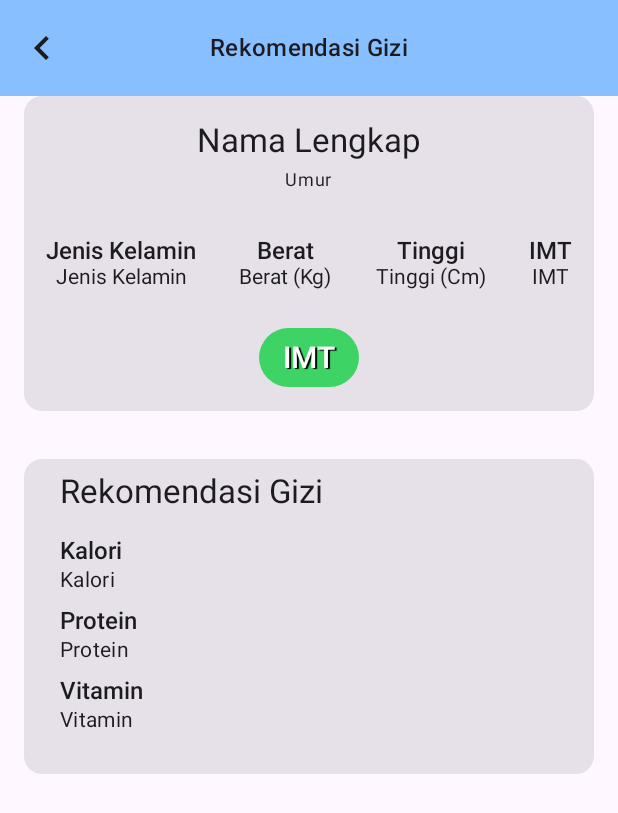
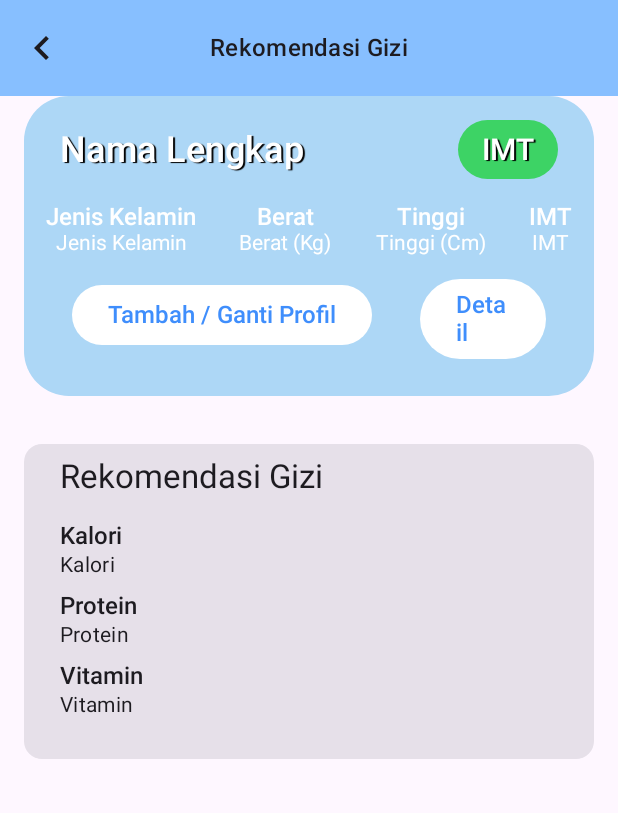
Before and after one commit to rdzee/Stunting_App_Capstone_Design_Bangkit, an Android app built with Jetpack Compose: the RecommendationScreen screen opened through its navigation route, on a phone screen of 412 x 824 dp. Shown: the top 813 px of the screen. Run offline under Robolectric (Android 15) with nearby library versions, the phone set to English and light mode, and no system bars; our stand-ins replace Firebase (no records; nobody signed in at launch, a user with empty details on screens opened directly), Room's generated code, constraintlayout-compose.

Commit message:
Add Home Screen Styling and Resources

```diff
--- a/app/src/main/java/com/littlegrow/capstone_project/model/FeatureData.kt
+++ b/app/src/main/java/com/littlegrow/capstone_project/model/FeatureData.kt
@@ -2,5 +2,6 @@ package com.littlegrow.capstone_project.model
 
 data class FeatureData(
     val id: String,
+    val featurePicture: Int,
     val featureName: String
 )
--- a/app/src/main/java/com/littlegrow/capstone_project/ui/components/item/FeatureItem.kt
+++ b/app/src/main/java/com/littlegrow/capstone_project/ui/components/item/FeatureItem.kt
@@ -1,18 +1,21 @@
 package com.littlegrow.capstone_project.ui.components.item
 
+import androidx.compose.foundation.Image
 import androidx.compose.foundation.background
 import androidx.compose.foundation.clickable
-import androidx.compose.foundation.layout.Arrangement
 import androidx.compose.foundation.layout.Column
 import androidx.compose.foundation.layout.padding
 import androidx.compose.foundation.layout.size
 import androidx.compose.foundation.shape.RoundedCornerShape
+import androidx.compose.material3.MaterialTheme
 import androidx.compose.material3.Text
 import androidx.compose.runtime.Composable
 import androidx.compose.ui.Alignment
 import androidx.compose.ui.Modifier
 import androidx.compose.ui.draw.shadow
 import androidx.compose.ui.graphics.Color
+import androidx.compose.ui.layout.ContentScale
+import androidx.compose.ui.res.painterResource
 import androidx.compose.ui.res.stringResource
 import androidx.compose.ui.text.style.TextAlign
 import androidx.compose.ui.tooling.preview.Preview
@@ -25,27 +28,33 @@ import com.littlegrow.capstone_project.ui.theme.Capstone_ProjectTheme
 fun FeatureItem(
     featureId: String,
     featureName: String,
+    picture: Int,
     navigateToChooseProfile: (String) -> Unit,
     modifier: Modifier = Modifier
 ) {
     Column(
         horizontalAlignment = Alignment.CenterHorizontally,
-        verticalArrangement = Arrangement.Center,
         modifier = modifier
             .shadow(10.dp, shape = RoundedCornerShape(10.dp))
-            .background(color = Color.LightGray)
-            .size(100.dp)
+            .background(color = Color.White)
             .padding(vertical = 8.dp)
             .clickable {
                 navigateToChooseProfile(featureId)
             }
     ) {
+        Image(
+            painter = painterResource(id = picture),
+            contentScale = ContentScale.FillWidth,
+            contentDescription = null,
+            modifier = modifier.size(125.dp)
+        )
         Text(
             text = featureName,
             textAlign = TextAlign.Center,
-            fontSize = 10.sp,
-            color = Color.DarkGray,
-            modifier = Modifier
+            fontSize = 16.sp,
+            maxLines = 2,
+            color = MaterialTheme.colorScheme.surface,
+            modifier = modifier.padding(top = 0.dp, start = 16.dp, bottom = 8.dp, end = 16.dp)
         )
     }
 }
@@ -59,7 +68,8 @@ fun FeatureItemPreview() {
         FeatureItem(
             featureId = "",
             navigateToChooseProfile = {},
-            featureName = stringResource(id = R.string.feature_recommendation)
+            featureName = stringResource(id = R.string.feature_recommendation),
+            picture = R.drawable.home_icon_1
         )
     }
 }
--- a/app/src/main/java/com/littlegrow/capstone_project/ui/components/item/ProfileItem.kt
+++ b/app/src/main/java/com/littlegrow/capstone_project/ui/components/item/ProfileItem.kt
@@ -1,7 +1,6 @@
 package com.littlegrow.capstone_project.ui.components.item
 
 import androidx.compose.foundation.background
-import androidx.compose.foundation.clickable
 import androidx.compose.foundation.layout.Arrangement
 import androidx.compose.foundation.layout.Box
 import androidx.compose.foundation.layout.Column
@@ -11,7 +10,10 @@ import androidx.compose.foundation.layout.fillMaxWidth
 import androidx.compose.foundation.layout.height
 import androidx.compose.foundation.layout.padding
 import androidx.compose.foundation.shape.RoundedCornerShape
+import androidx.compose.material3.Button
+import androidx.compose.material3.ButtonDefaults
 import androidx.compose.material3.Card
+import androidx.compose.material3.CardDefaults
 import androidx.compose.material3.MaterialTheme
 import androidx.compose.material3.Text
 import androidx.compose.runtime.Composable
@@ -37,49 +39,42 @@ import com.littlegrow.capstone_project.ui.theme.Capstone_ProjectTheme
 @Composable
 fun ProfileItem(
     name: String,
-    age: String,
     gender: String,
     weight: String,
     height: String,
     bmiResult: String,
     bmiIndex: String,
-    onClick: () -> Unit,
+    navigateToDetail: () -> Unit,
+    navigateToAdd: () -> Unit,
     modifier: Modifier = Modifier
 ) {
     Card(
+        colors = CardDefaults.cardColors(containerColor = MaterialTheme.colorScheme.tertiary),
         modifier = modifier
-            .clip(RoundedCornerShape(10.dp))
-            .height(210.dp)
-            .clickable {
-                onClick()
-            }
+            .clip(RoundedCornerShape(30.dp))
+            .height(200.dp)
     ) {
         ConstraintLayout(
             modifier = Modifier.fillMaxSize()
         ) {
-            val (nameRef, ageRef, bmiResultRef, dataRowRef) = createRefs()
+            val (nameRef, bmiResultRef, dataRowRef, buttonRef) = createRefs()
             Text(
                 text = name,
-                style = MaterialTheme.typography.titleLarge,
-                textAlign = TextAlign.Center,
+                style = TextStyle(
+                    fontSize = 24.sp,
+                    fontWeight = FontWeight.Medium,
+                    color = Color.White,
+                    textAlign = TextAlign.Center,
+                    shadow = Shadow(Color.Black, Offset(2f, 1f))
+                ),
                 modifier = Modifier
                     .constrainAs(nameRef) {
-                        start.linkTo(parent.start, 16.dp)
-                        end.linkTo(parent.end, 16.dp)
-                        top.linkTo(parent.top, 16.dp)
+                        start.linkTo(parent.start, 24.dp)
+                        top.linkTo(bmiResultRef.top)
+                        bottom.linkTo(bmiResultRef.bottom)
                         width = Dimension.fillToConstraints
                     }
 
-            )
-            Text(
-                text = age,
-                fontSize = 12.sp,
-                modifier = Modifier
-                    .constrainAs(ageRef) {
-                        top.linkTo(nameRef.bottom)
-                        start.linkTo(parent.start)
-                        end.linkTo(parent.end)
-                    }
             )
 
             Row(
@@ -88,8 +83,7 @@ fun ProfileItem(
                     .constrainAs(dataRowRef) {
                         start.linkTo(parent.start, 16.dp)
                         end.linkTo(parent.end, 16.dp)
-                        top.linkTo(ageRef.bottom)
-                        bottom.linkTo(bmiResultRef.top)
+                        top.linkTo(bmiResultRef.bottom, 16.dp)
                     }
                     .fillMaxWidth()
             ) {
@@ -119,9 +113,8 @@ fun ProfileItem(
                     )
                     .padding(horizontal = 16.dp, vertical = 8.dp)
                     .constrainAs(bmiResultRef) {
-                        start.linkTo(parent.start)
-                        end.linkTo(parent.end)
-                        bottom.linkTo(parent.bottom, 16.dp)
+                        top.linkTo(parent.top, 16.dp)
+                        end.linkTo(parent.end, 24.dp)
                     }
             ) {
                 Text(
@@ -133,12 +126,51 @@ fun ProfileItem(
                         ),
                         fontSize = 20.sp,
                         fontWeight = FontWeight.SemiBold
-                    ),
-                    modifier = Modifier
+                    )
                 )
             }
-
-
+            Row(
+                modifier = modifier.constrainAs(buttonRef) {
+                    start.linkTo(parent.start)
+                    end.linkTo(parent.end)
+                    top.linkTo(dataRowRef.bottom, 16.dp)
+                }
+            ) {
+                Button(
+                    onClick = navigateToAdd,
+                    colors = ButtonDefaults.buttonColors(
+                        containerColor = Color.White,
+                        contentColor = MaterialTheme.colorScheme.surface
+                    ),
+                    modifier = Modifier.padding(start = 16.dp, end = 16.dp)
+                ) {
+                    Text(
+                        text = stringResource(id = R.string.add_profile),
+                        style = TextStyle(
+                            color = MaterialTheme.colorScheme.primary,
+                            fontSize = 16.sp,
+                            fontWeight = FontWeight.Medium
+                        )
+                    )
+                }
+                Button(
+                    onClick = navigateToDetail,
+                    colors = ButtonDefaults.buttonColors(
+                        containerColor = Color.White,
+                        contentColor = MaterialTheme.colorScheme.surface
+                    ),
+                    modifier = Modifier.padding(start = 16.dp, end = 16.dp)
+                ) {
+                    Text(
+                        text = stringResource(id = R.string.detail),
+                        style = TextStyle(
+                            color = MaterialTheme.colorScheme.primary,
+                            fontSize = 16.sp,
+                            fontWeight = FontWeight.Medium
+                        )
+                    )
+                }
+            }
         }
     }
 }
@@ -155,7 +187,8 @@ fun DataColumn(
             text = title,
             style = TextStyle(
                 fontSize = 16.sp,
-                fontWeight = FontWeight.SemiBold
+                fontWeight = FontWeight.SemiBold,
+                color = Color.White,
             ),
             modifier = Modifier
         )
@@ -163,7 +196,8 @@ fun DataColumn(
         Text(
             text = data,
             style = TextStyle(
-                fontSize = 14.sp
+                fontSize = 14.sp,
+                color = Color.White,
             ),
             modifier = Modifier
         )
@@ -178,13 +212,13 @@ fun ProfileContainerPreview() {
     Capstone_ProjectTheme {
         ProfileItem(
             name = "John Doe",
-            age = "2 year(s) 11 month(s)",
             gender = "Male",
             weight = "10 Kg",
             height = "80 Cm",
             bmiResult = "Normal",
             bmiIndex = "15.6",
-            onClick = {},
+            navigateToDetail = {},
+            navigateToAdd = {}
         )
     }
 }
--- a/app/src/main/java/com/littlegrow/capstone_project/ui/components/row/FeatureRow.kt
+++ b/app/src/main/java/com/littlegrow/capstone_project/ui/components/row/FeatureRow.kt
@@ -5,6 +5,7 @@ import androidx.compose.foundation.layout.Row
 import androidx.compose.runtime.Composable
 import androidx.compose.ui.Modifier
 import androidx.compose.ui.tooling.preview.Preview
+import com.littlegrow.capstone_project.R
 import com.littlegrow.capstone_project.model.FeatureData
 import com.littlegrow.capstone_project.ui.components.item.FeatureItem
 import com.littlegrow.capstone_project.ui.theme.Capstone_ProjectTheme
@@ -23,6 +24,7 @@ fun FeatureRow(
             FeatureItem(
                 featureId = feature.id,
                 featureName = feature.featureName,
+                picture = feature.featurePicture,
                 navigateToChooseProfile = navigateToChooseProfile
             )
         }
@@ -39,6 +41,7 @@ fun FeatureRowPreview(){
             featureList = listOf(
                 FeatureData(
                     id= "",
+                    featurePicture =  R.drawable.home_icon_1,
                     featureName = "Recommendation"
                 )
             ),
--- a/app/src/main/java/com/littlegrow/capstone_project/ui/components/row/ProfileRow.kt
+++ b/app/src/main/java/com/littlegrow/capstone_project/ui/components/row/ProfileRow.kt
@@ -51,13 +51,13 @@ fun ProfileRow(
             } else {
                 ProfileItem(
                     name = "John Doe",
-                    age = stringResource(id = R.string.age_display, 2, 11),
                     gender = "Laki - Laki",
                     weight = stringResource(id = R.string.weight_display, 10),
                     height = stringResource(id = R.string.height_display, 80),
                     bmiResult = "Normal",
                     bmiIndex = "15.6",
-                    onClick = navigateToDetail
+                    navigateToDetail = navigateToDetail,
+                    navigateToAdd = navigateToAdd
                 )
             }
         }
--- a/app/src/main/java/com/littlegrow/capstone_project/ui/screen/home/HomeScreen.kt
+++ b/app/src/main/java/com/littlegrow/capstone_project/ui/screen/home/HomeScreen.kt
@@ -5,12 +5,15 @@ import android.net.Uri
 import android.util.Log
 import android.widget.Toast
 import androidx.compose.foundation.background
+import androidx.compose.foundation.layout.Box
 import androidx.compose.foundation.layout.Row
 import androidx.compose.foundation.layout.fillMaxWidth
+import androidx.compose.foundation.layout.height
 import androidx.compose.foundation.layout.padding
 import androidx.compose.foundation.layout.size
 import androidx.compose.foundation.rememberScrollState
 import androidx.compose.foundation.shape.CircleShape
+import androidx.compose.foundation.shape.RoundedCornerShape
 import androidx.compose.foundation.verticalScroll
 import androidx.compose.material.icons.Icons
 import androidx.compose.material.icons.outlined.AccountCircle
@@ -24,6 +27,7 @@ import androidx.compose.material3.MaterialTheme
 import androidx.compose.material3.Scaffold
 import androidx.compose.material3.Text
 import androidx.compose.material3.TopAppBar
+import androidx.compose.material3.TopAppBarDefaults.topAppBarColors
 import androidx.compose.runtime.Composable
 import androidx.compose.runtime.collectAsState
 import androidx.compose.runtime.getValue
@@ -42,6 +46,7 @@ import androidx.compose.ui.text.style.TextAlign
 import androidx.compose.ui.tooling.preview.Devices
 import androidx.compose.ui.tooling.preview.Preview
 import androidx.compose.ui.unit.dp
+import androidx.compose.ui.unit.sp
 import androidx.constraintlayout.compose.ConstraintLayout
 import androidx.constraintlayout.compose.Dimension
 import androidx.core.net.toUri
@@ -56,6 +61,7 @@ import com.littlegrow.capstone_project.model.FeatureData
 import com.littlegrow.capstone_project.ui.components.row.FeatureRow
 import com.littlegrow.capstone_project.ui.components.row.InformationRow
 import com.littlegrow.capstone_project.ui.components.row.ProfileRow
+import com.littlegrow.capstone_project.ui.components.shape.RectangleShape
 import com.littlegrow.capstone_project.ui.screen.Result
 import com.littlegrow.capstone_project.ui.screen.ViewModelFactory
 import com.littlegrow.capstone_project.ui.theme.Capstone_ProjectTheme
@@ -80,14 +86,12 @@ fun HomeScreen(
     val listFeature: List<FeatureData> = listOf(
         FeatureData(
             id = "F1",
+            featurePicture =  R.drawable.home_icon_1,
             featureName = stringResource(id = R.string.feature_recommendation)
         ),
         FeatureData(
             id = "F2",
-            featureName = "?"
-        ),
-        FeatureData(
-            id = "F3",
+            featurePicture =  R.drawable.home_icon_2,
             featureName = "?"
         )
     )
@@ -142,7 +146,10 @@ fun HomeContent(
     Scaffold(
         topBar = {
             TopAppBar(
-                title = {},
+                colors = topAppBarColors(MaterialTheme.colorScheme.primary),
+                title = {
+
+                },
                 actions = {
                     IconButton(
                         onClick = {
@@ -152,6 +159,7 @@ fun HomeContent(
                         Icon(
                             imageVector = Icons.Outlined.AccountCircle,
                             contentDescription = stringResource(id = R.string.profile),
+                            tint = Color.White,
                             modifier = Modifier
                                 .size(32.dp)
                         )
@@ -219,7 +227,24 @@ fun HomeContent(
                 .fillMaxWidth()
                 .verticalScroll(rememberScrollState())
         ) {
-            val (containerRes, featureRef, featureRowRef, informationRef, informationRowRef) = createRefs()
+            val (boxRef, containerRes, featureRef, featureRowRef, informationRef, informationRowRef) = createRefs()
+            Box(
+                modifier = modifier
+                    .constrainAs(boxRef) {
+                        start.linkTo(parent.start)
+                        end.linkTo(parent.end)
+                        top.linkTo(parent.top)
+                    }
+            ) {
+                RectangleShape(
+                    shape = RoundedCornerShape(bottomStart = 16.dp, bottomEnd = 16.dp),
+                    color = MaterialTheme.colorScheme.primary,
+                    modifier = modifier
+                        .align(Alignment.Center)
+                        .height(150.dp)
+                        .fillMaxWidth()
+                )
+            }
             ProfileRow(
                 // TODO : Input Real Data Model
                 profileList = listOf(
@@ -228,18 +253,21 @@ fun HomeContent(
                 ),
                 navigateToDetail = navigateToDetail,
                 navigateToAdd = navigateToAdd,
-                modifier = Modifier.constrainAs(containerRes) {
-                    start.linkTo(parent.start)
-                    end.linkTo(parent.end)
-                    top.linkTo(parent.top)
-                    width = Dimension.fillToConstraints
-                }
+                modifier = modifier
+                    .padding(top = 16.dp)
+                    .constrainAs(containerRes) {
+                        start.linkTo(parent.start)
+                        end.linkTo(parent.end)
+                        top.linkTo(parent.top)
+                        width = Dimension.fillToConstraints
+                    }
             )
 
             Text(
                 text = stringResource(id = R.string.features),
-                style = MaterialTheme.typography.titleLarge,
-                fontWeight = FontWeight.SemiBold,
+                fontSize =  20.sp,
+                fontWeight = FontWeight.Medium,
+                color = MaterialTheme.colorScheme.primary,
                 modifier = Modifier
                     .constrainAs(featureRef) {
                         top.linkTo(containerRes.bottom, 24.dp)
@@ -261,8 +289,9 @@ fun HomeContent(
 
             Text(
                 text = stringResource(id = R.string.information),
-                style = MaterialTheme.typography.titleLarge,
-                fontWeight = FontWeight.SemiBold,
+                fontSize =  20.sp,
+                fontWeight = FontWeight.Medium,
+                color = MaterialTheme.colorScheme.primary,
                 modifier = Modifier
                     .constrainAs(informationRef) {
                         top.linkTo(featureRowRef.bottom, 32.dp)
@@ -298,16 +327,14 @@ fun HomeContentPreview() {
             listFeature = listOf(
                 FeatureData(
                     id = "",
+                    featurePicture =  R.drawable.home_icon_1,
                     featureName = stringResource(id = R.string.feature_recommendation)
                 ),
                 FeatureData(
                     id = "",
-                    featureName = "?"
+                    featurePicture =  R.drawable.home_icon_2,
+                    featureName = stringResource(id = R.string.feature_budget)
                 ),
-                FeatureData(
-                    id = "",
-                    featureName = "?"
-                )
             ),
             listInformation = listOf(
                 Information(
--- a/app/src/main/java/com/littlegrow/capstone_project/ui/screen/recommendation/RecommendationScreen.kt
+++ b/app/src/main/java/com/littlegrow/capstone_project/ui/screen/recommendation/RecommendationScreen.kt
@@ -61,13 +61,13 @@ fun RecommendationScreen(
         ) {
             ProfileItem(
                 name = stringResource(id = R.string.name),
-                age = stringResource(id = R.string.age),
                 gender = stringResource(id = R.string.gender),
                 weight = stringResource(id = R.string.weight),
                 height = stringResource(id = R.string.height),
                 bmiResult = stringResource(id = R.string.bmi),
                 bmiIndex = stringResource(id = R.string.bmi),
-                onClick = {},
+                navigateToDetail = { },
+                navigateToAdd = { },
                 modifier = Modifier
                     .padding(horizontal = 16.dp)
             )
--- a/app/src/main/java/com/littlegrow/capstone_project/ui/theme/Theme.kt
+++ b/app/src/main/java/com/littlegrow/capstone_project/ui/theme/Theme.kt
@@ -23,7 +23,7 @@ private val LightColorScheme = lightColorScheme(
     primary = BluePrimary,
     onPrimary = Color.White,
     secondary = PurpleGrey40,
-    tertiary = Pink40,
+    tertiary = BlueThird,
     surface = BlueSecondary
 
     /* Other default colors to override
--- a/app/src/main/java/com/littlegrow/capstone_project/util/LoginUtil.kt
+++ b/app/src/main/java/com/littlegrow/capstone_project/util/LoginUtil.kt
@@ -9,7 +9,7 @@ import com.littlegrow.capstone_project.R
 fun getGoogleSignInClient(context: Context): GoogleSignInClient {
     val gso = GoogleSignInOptions
         .Builder(GoogleSignInOptions.DEFAULT_SIGN_IN)
-        .requestIdToken(context.getString(R.string.default_web_client_id))
+        .requestIdToken(context.getString(R.string.name))
         .requestProfile()
         .requestEmail()
         .build()
--- a/app/src/main/res/values/strings.xml
+++ b/app/src/main/res/values/strings.xml
@@ -72,13 +72,16 @@
 
     <!-- Profile Data Row -->
     <string name="bmi">IMT</string>
+    <string name="add_profile">Tambah / Ganti Profil</string>
+    <string name="detail">Detail</string>
     <string name="data_Weight">Berat</string>
     <string name="data_Height">Tinggi</string>
     <string name="add_new_data">Tambah Profil Baru</string>
 
     <!-- Feature Name -->
     <string name="features">Fitur</string>
-    <string name="feature_recommendation">Rekomendasi</string>
+    <string name="feature_recommendation">Rekomendasi Gizi</string>
+    <string name="feature_budget">Anggaran Makanan</string>
 
     <!-- Information -->
     <string name="information">Informasi Kesehatan</string>
```
Also changed, not shown: app/src/main/res/drawable/home_icon_1.png (added), app/src/main/res/drawable/home_icon_2.png (added), app/src/main/res/drawable/home_info_1.jpg (added), app/src/main/res/drawable/home_info_2.png (added).
